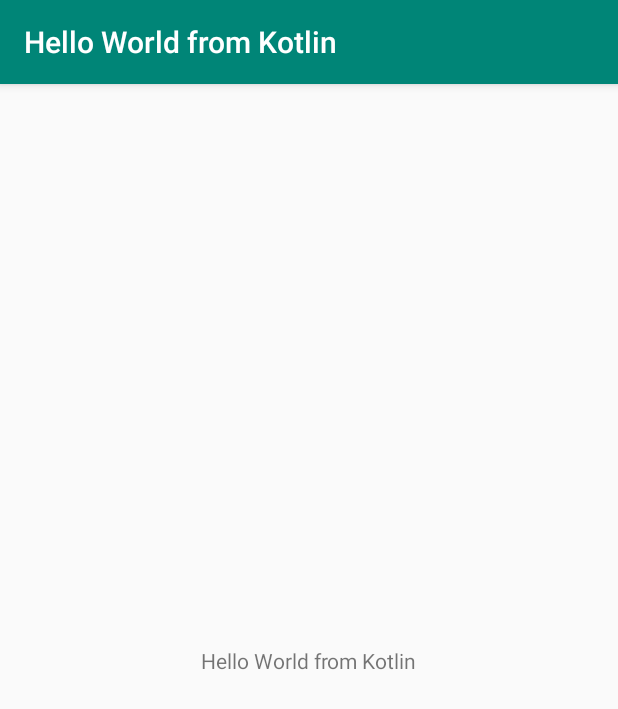
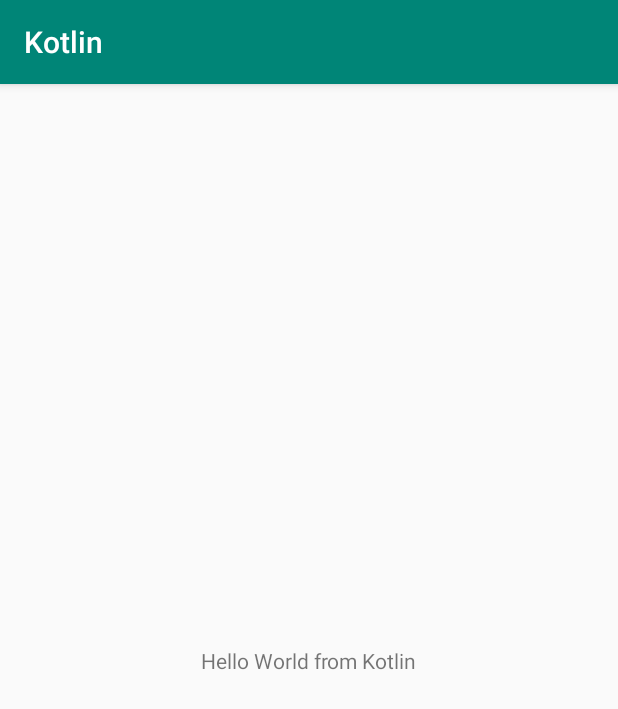
Before and after one commit to amdzines/HelloAndroid, an Android app: the screen it shows after launch (MainActivity), on a phone screen of 412 x 824 dp. Shown: the top 709 px of the screen. Run offline under Robolectric (Android 15) with nearby library versions, the phone set to English and light mode, and no system bars.

Commit message:
Modified app name

```diff
--- a/HelloWorld/app/src/main/res/layout/activity_main.xml
+++ b/HelloWorld/app/src/main/res/layout/activity_main.xml
@@ -9,7 +9,7 @@
     <TextView
         android:layout_width="wrap_content"
         android:layout_height="wrap_content"
-        android:text="@string/app_name"
+        android:text="@string/message"
         app:layout_constraintBottom_toBottomOf="parent"
         app:layout_constraintLeft_toLeftOf="parent"
         app:layout_constraintRight_toRightOf="parent"
--- a/HelloWorld/app/src/main/res/values/strings.xml
+++ b/HelloWorld/app/src/main/res/values/strings.xml
@@ -1,3 +1,4 @@
 <resources>
-    <string name="app_name">Hello World from Java</string>
+    <string name="app_name">Java</string>
+    <string name="message">Hello World from Java</string>
 </resources>
--- a/HelloWorldKotlin/app/src/main/res/layout/activity_main.xml
+++ b/HelloWorldKotlin/app/src/main/res/layout/activity_main.xml
@@ -10,7 +10,7 @@
     <TextView
             android:layout_width="wrap_content"
             android:layout_height="wrap_content"
-            android:text="@string/app_name"
+            android:text="@string/message"
             app:layout_constraintBottom_toBottomOf="parent"
             app:layout_constraintLeft_toLeftOf="parent"
             app:layout_constraintRight_toRightOf="parent"
--- a/HelloWorldKotlin/app/src/main/res/values/strings.xml
+++ b/HelloWorldKotlin/app/src/main/res/values/strings.xml
@@ -1,3 +1,4 @@
 <resources>
-    <string name="app_name">Hello World from Kotlin</string>
+    <string name="app_name">Kotlin</string>
+    <string name="message">Hello World from Kotlin</string>
 </resources>
```
